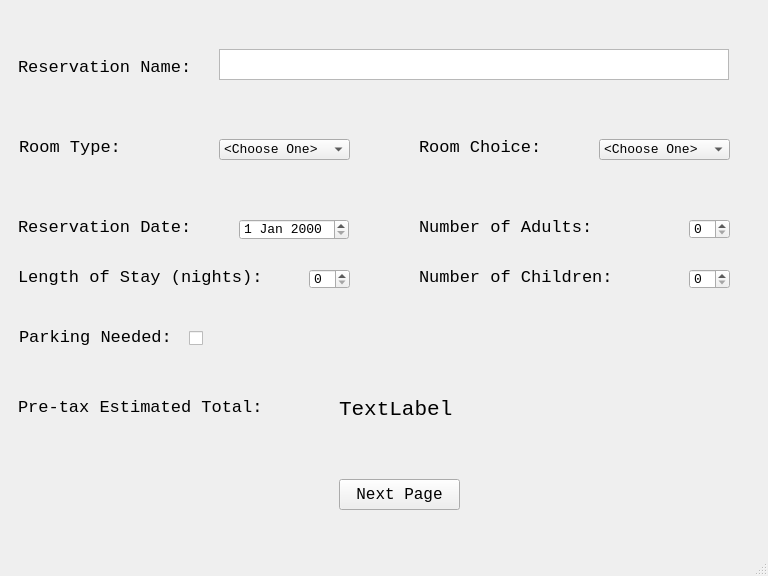
Qt form mainwindow.ui (blakefuller/ResortReservation) before a commit.
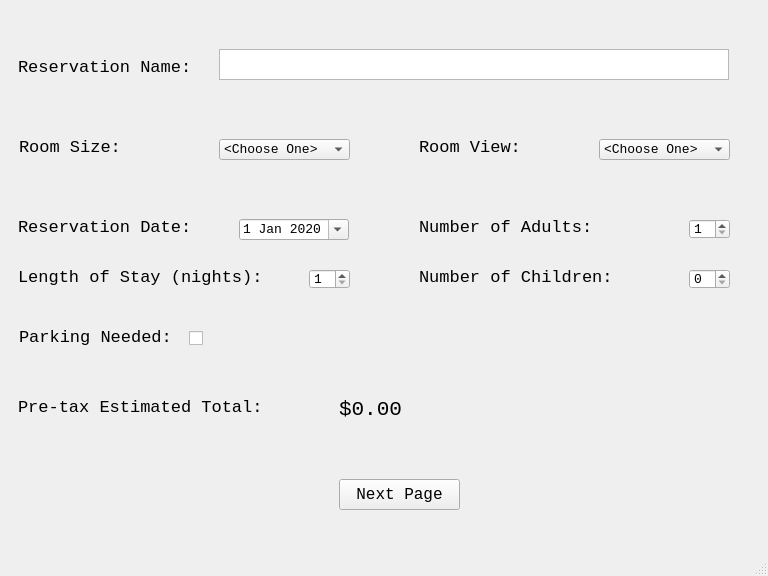
The same form after that commit.

What changed in the file:
```diff
--- a/mainwindow.ui
+++ b/mainwindow.ui
@@ -56,7 +56,7 @@
          </font>
         </property>
         <property name="text">
-         <string>Room Type:</string>
+         <string>Room Size:</string>
         </property>
        </widget>
        <widget class="QLabel" name="label_6">
@@ -75,7 +75,7 @@
          </font>
         </property>
         <property name="text">
-         <string>Room Choice:</string>
+         <string>Room View:</string>
         </property>
        </widget>
        <widget class="QLabel" name="label_7">
@@ -192,6 +192,37 @@
        <widget class="QComboBox" name="roomSize">
         <property name="geometry">
          <rect>
+          <x>210</x>
+          <y>130</y>
+          <width>131</width>
+          <height>21</height>
+         </rect>
+        </property>
+        <property name="font">
+         <font>
+          <family>Lucida Console</family>
+          <pointsize>10</pointsize>
+         </font>
+        </property>
+        <item>
+         <property name="text">
+          <string>&lt;Choose One&gt;</string>
+         </property>
+        </item>
+        <item>
+         <property name="text">
+          <string>1 - King</string>
+         </property>
+        </item>
+        <item>
+         <property name="text">
+          <string>2 - Queen</string>
+         </property>
+        </item>
+       </widget>
+       <widget class="QComboBox" name="roomView">
+        <property name="geometry">
+         <rect>
           <x>590</x>
           <y>130</y>
           <width>131</width>
@@ -220,37 +251,6 @@
          </property>
         </item>
        </widget>
-       <widget class="QComboBox" name="roomView">
-        <property name="geometry">
-         <rect>
-          <x>210</x>
-          <y>130</y>
-          <width>131</width>
-          <height>21</height>
-         </rect>
-        </property>
-        <property name="font">
-         <font>
-          <family>Lucida Console</family>
-          <pointsize>10</pointsize>
-         </font>
-        </property>
-        <item>
-         <property name="text">
-          <string>&lt;Choose One&gt;</string>
-         </property>
-        </item>
-        <item>
-         <property name="text">
-          <string>1 - King</string>
-         </property>
-        </item>
-        <item>
-         <property name="text">
-          <string>2 - Queen</string>
-         </property>
-        </item>
-       </widget>
        <widget class="QDateEdit" name="resDate">
         <property name="geometry">
          <rect>
@@ -266,6 +266,19 @@
           <pointsize>10</pointsize>
          </font>
         </property>
+        <property name="dateTime">
+         <datetime>
+          <hour>0</hour>
+          <minute>0</minute>
+          <second>0</second>
+          <year>2020</year>
+          <month>1</month>
+          <day>1</day>
+         </datetime>
+        </property>
+        <property name="calendarPopup">
+         <bool>true</bool>
+        </property>
        </widget>
        <widget class="QSpinBox" name="lenStay">
         <property name="geometry">
@@ -298,6 +311,9 @@
           <pointsize>10</pointsize>
          </font>
         </property>
+        <property name="minimum">
+         <number>1</number>
+        </property>
        </widget>
        <widget class="QSpinBox" name="numChild">
         <property name="geometry">
@@ -314,6 +330,12 @@
           <pointsize>10</pointsize>
          </font>
         </property>
+        <property name="minimum">
+         <number>1</number>
+        </property>
+        <property name="maximum">
+         <number>7</number>
+        </property>
        </widget>
        <widget class="QCheckBox" name="parking">
         <property name="geometry">
@@ -350,7 +372,7 @@
          </font>
         </property>
         <property name="text">
-         <string>TextLabel</string>
+         <string>$0.00</string>
         </property>
        </widget>
        <widget class="QPushButton" name="nextPage">
```
Left out of the diff: 2 changed lines with no effect on the pictures.
